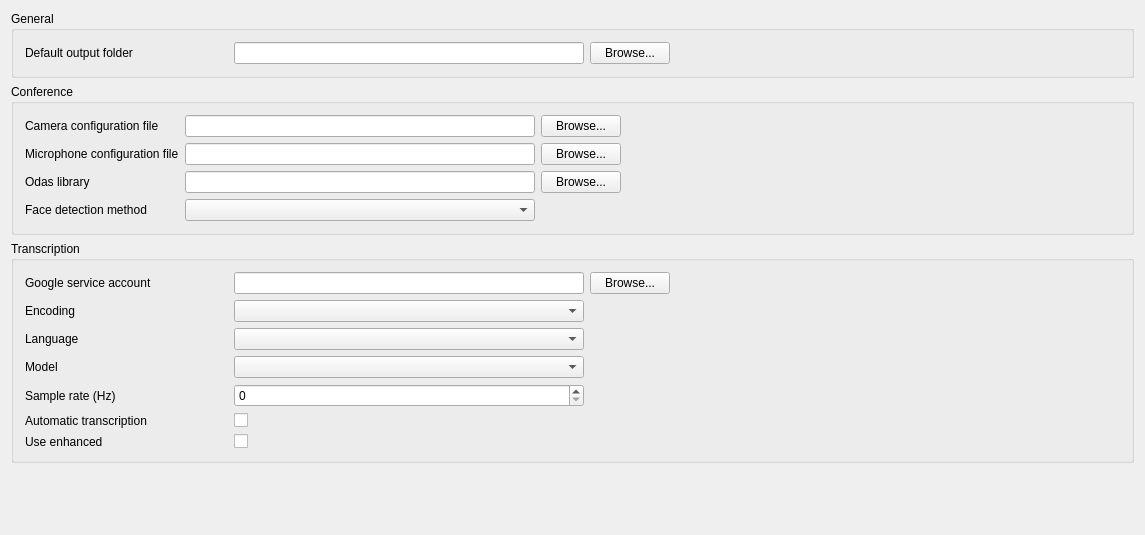
introlab/rendezvous, file src/app/gui/change_settings.ui: the form before one commit.
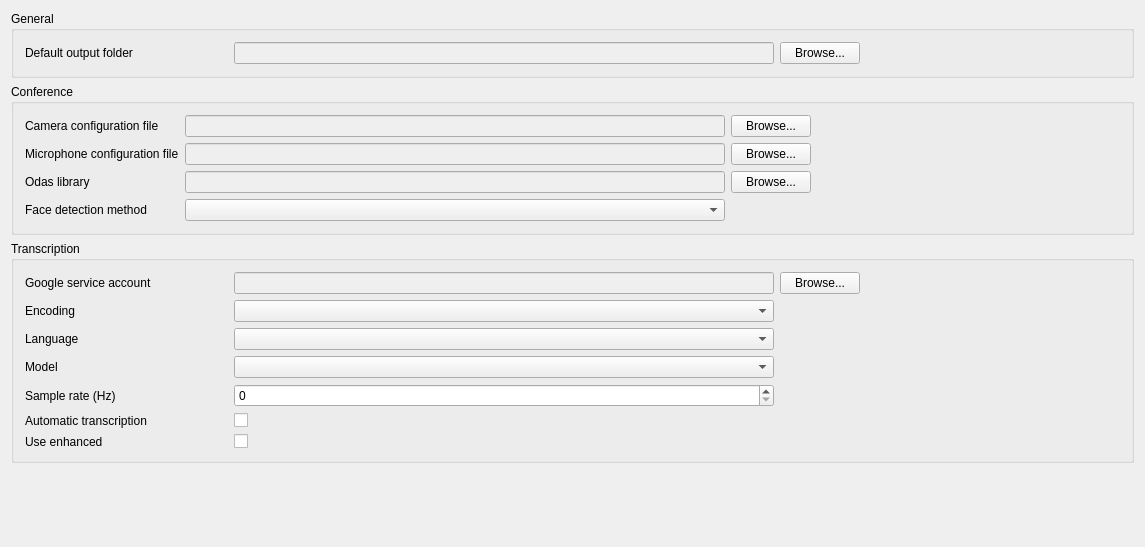
The form after the commit.

Commit message: Path settings are disabled

Patch:
```diff
--- a/src/app/gui/change_settings.ui
+++ b/src/app/gui/change_settings.ui
@@ -7,7 +7,7 @@
     <x>0</x>
     <y>0</y>
     <width>1145</width>
-    <height>535</height>
+    <height>547</height>
    </rect>
   </property>
   <property name="windowTitle">
@@ -83,6 +83,9 @@
       </item>
       <item row="0" column="2">
        <widget class="QLineEdit" name="serviceAccountPath">
+        <property name="enabled">
+         <bool>false</bool>
+        </property>
         <property name="sizePolicy">
          <sizepolicy hsizetype="Preferred" vsizetype="Fixed">
           <horstretch>0</horstretch>
@@ -91,7 +94,7 @@
         </property>
         <property name="minimumSize">
          <size>
-          <width>350</width>
+          <width>540</width>
           <height>0</height>
          </size>
         </property>
@@ -191,6 +194,9 @@
       </item>
       <item row="2" column="1">
        <widget class="QLineEdit" name="odasPath">
+        <property name="enabled">
+         <bool>false</bool>
+        </property>
         <property name="sizePolicy">
          <sizepolicy hsizetype="Preferred" vsizetype="Fixed">
           <horstretch>0</horstretch>
@@ -213,6 +219,9 @@
       </item>
       <item row="0" column="1">
        <widget class="QLineEdit" name="cameraConfigPath">
+        <property name="enabled">
+         <bool>false</bool>
+        </property>
         <property name="sizePolicy">
          <sizepolicy hsizetype="Preferred" vsizetype="Fixed">
           <horstretch>0</horstretch>
@@ -221,7 +230,7 @@
         </property>
         <property name="minimumSize">
          <size>
-          <width>350</width>
+          <width>540</width>
           <height>0</height>
          </size>
         </property>
@@ -242,6 +251,9 @@
       </item>
       <item row="1" column="1">
        <widget class="QLineEdit" name="micConfigPath">
+        <property name="enabled">
+         <bool>false</bool>
+        </property>
         <property name="sizePolicy">
          <sizepolicy hsizetype="Preferred" vsizetype="Fixed">
           <horstretch>0</horstretch>
@@ -323,6 +335,9 @@
      <layout class="QGridLayout" name="gridLayout_5">
       <item row="0" column="1">
        <widget class="QLineEdit" name="defaultOutputFolder">
+        <property name="enabled">
+         <bool>false</bool>
+        </property>
         <property name="sizePolicy">
          <sizepolicy hsizetype="Preferred" vsizetype="Fixed">
           <horstretch>0</horstretch>
@@ -331,7 +346,7 @@
         </property>
         <property name="minimumSize">
          <size>
-          <width>350</width>
+          <width>540</width>
           <height>0</height>
          </size>
         </property>
```
